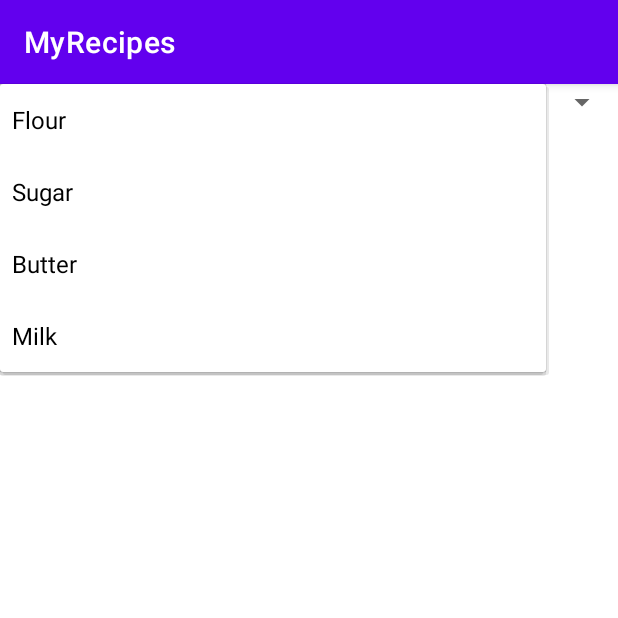
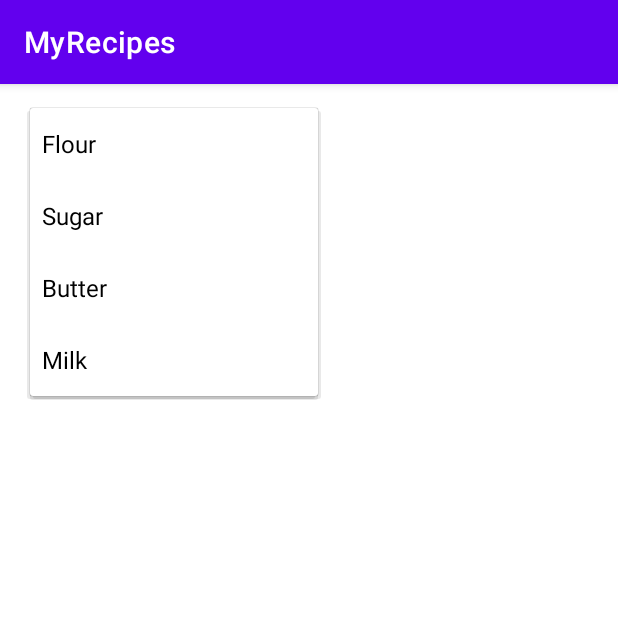
Before and after one commit to mho-bbk/myrecipes, an Android app: the ConverterFragment screen opened directly, with no data from a screen before it, after a tap on "Flour", on a phone screen of 412 x 824 dp, the top half of it. Run offline under Robolectric (Android 15) with nearby library versions, the phone set to English and light mode, and no system bars.

Commit message:
Resized spinner

```diff
--- a/src/main/res/layout/fragment_converter.xml
+++ b/src/main/res/layout/fragment_converter.xml
@@ -5,9 +5,13 @@
     android:layout_height="match_parent"
     tools:context=".converter.ConverterFragment">
 
+    <!-- TODO: Implement a border (using style?) -->
     <Spinner
         android:id="@+id/ingredient_spinner"
-        android:layout_width="match_parent"
-        android:layout_height="wrap_content" />
+        android:layout_width="200dp"
+        android:layout_height="wrap_content"
+        android:layout_marginTop="16dp"
+        android:layout_marginLeft="16dp"
+        android:padding="4dp" />
 
 </FrameLayout>
```
